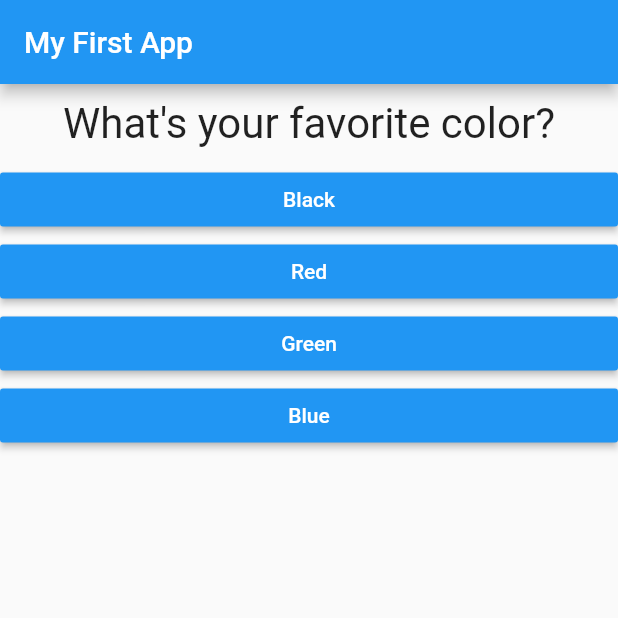
After one commit to LingVuDev/FirstFlutterApp, a Flutter app: the screen it shows after launch, on a phone screen of 412 x 824 dp, the top half of it. The commit adds this screen. Run offline on Flutter 3.47's test engine with Material 2 defaults, Android fonts, the phone set to English and light mode, and no system bars.

Commit message:
Substitute implementation in the main dart file

```diff
--- a/lib/main.dart
+++ b/lib/main.dart
@@ -1,6 +1,6 @@
 import 'package:flutter/material.dart';
-import './question.dart';
-import './answer.dart';
+import 'package:flutter_complete_course/result.dart';
+import './quiz.dart';
 
 void main() => runApp(MyApp());
 
@@ -42,20 +42,12 @@ class _MyAppState extends State<MyApp> {
           title: Text('My First App'),
         ),
         body: _questionIndex < questions.length
-            ? Column(
-                children: <Widget>[
-                  Question(questions[_questionIndex]['question']),
-                  ...questions[_questionIndex]['answers'].map((answer) {
-                    return Answer(
-                      answerText: answer,
-                      selectHandler: _answerQuestion,
-                    );
-                  }),
-                ],
+            ? Quiz(
+                questions: questions,
+                questionIndex: _questionIndex,
+                answerQuestion: _answerQuestion,
               )
-            : Center(
-                child: Text('You did it!'),
-              ),
+            : Result(),
       ),
     );
   }
--- /dev/null
+++ b/lib/quiz.dart
@@ -0,0 +1,31 @@
+import 'package:flutter/material.dart';
+import 'answer.dart';
+import 'question.dart';
+
+class Quiz extends StatelessWidget {
+  final List questions;
+  final int questionIndex;
+  final Function answerQuestion;
+
+  const Quiz(
+      {@required this.questions,
+      @required this.questionIndex,
+      @required this.answerQuestion});
+
+  @override
+  Widget build(BuildContext context) {
+    return Container(
+      child: Column(
+        children: <Widget>[
+          Question(questions[questionIndex]['question']),
+          ...questions[questionIndex]['answers'].map((answer) {
+            return Answer(
+              answerText: answer,
+              selectHandler: answerQuestion,
+            );
+          }),
+        ],
+      ),
+    );
+  }
+}
```
Also changed, not shown: lib/result.dart (added, +14 -0 lines).
